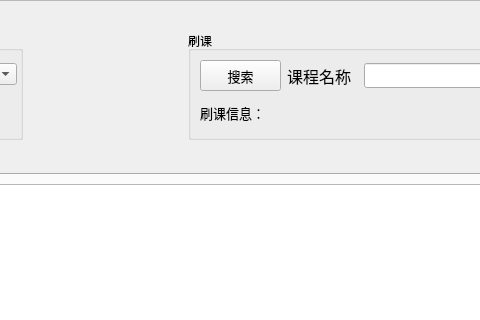
Before: the Qt Designer form BrowerserWidgetMainPageQt.ui in chenzhutian/myClientPyQt, drawn with Qt 5; both pictures show x 383 to 863 and y 0 to 320 of the 1000 by 589 pixel window.
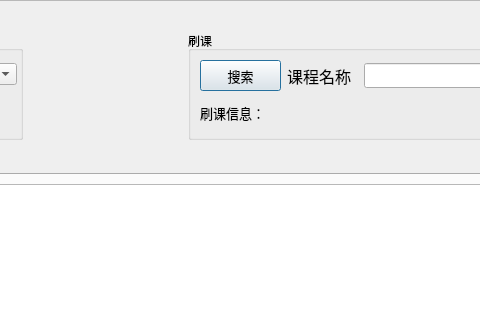
After: the same form once the commit is applied. Icons and pictures are not drawn.

Diff of the .ui file:
```diff
--- a/BrowerserWidgetMainPageQt.ui
+++ b/BrowerserWidgetMainPageQt.ui
@@ -1688,6 +1688,18 @@
                     <property name="text">
                      <string>搜索</string>
                     </property>
+                    <property name="shortcut">
+                     <string>Return</string>
+                    </property>
+                    <property name="autoDefault">
+                     <bool>false</bool>
+                    </property>
+                    <property name="default">
+                     <bool>true</bool>
+                    </property>
+                    <property name="flat">
+                     <bool>false</bool>
+                    </property>
                    </widget>
                   </item>
                   <item>
```
Left out of the diff: 27 changed lines with no effect on the pictures.
